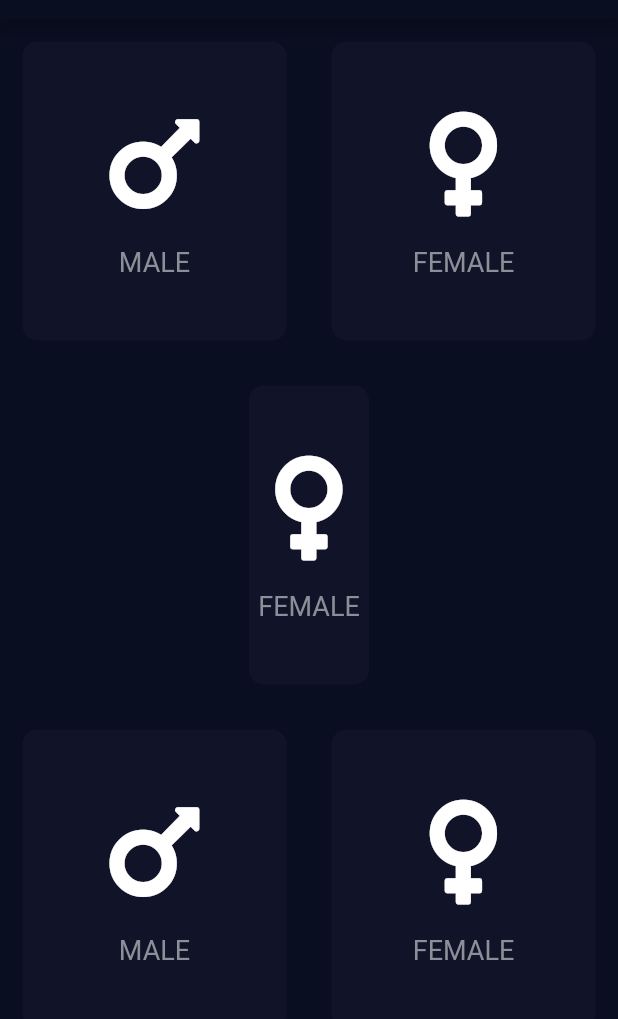
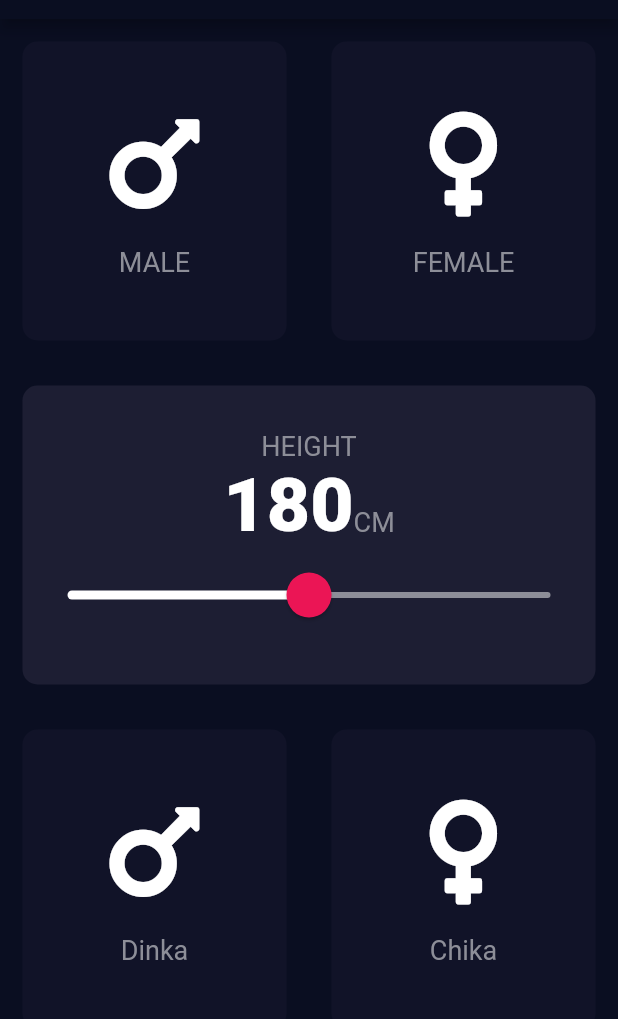
Before and after one commit to ToushikBanik123/my_bmi_calculator, a Flutter app: the screen it shows after launch, on a phone screen of 412 x 824 dp, the part 65-1084 px from its top. Run offline on Flutter 3.47's test engine with Material 2 defaults, Android fonts, the phone set to English and light mode, and no system bars; our stand-ins replace font_awesome_flutter.

Commit message:
slider update

```diff
--- /dev/null
+++ b/lib/constants.dart
@@ -0,0 +1,23 @@
+import 'package:flutter/cupertino.dart';
+import 'package:flutter/material.dart';
+
+const kboxHeight = 15.0;
+const kiconHeight = 80.0;
+const kactivCardColour = Color(0xFF1D1E33);
+const kinactiveCardColour = Color(0xFF111328);
+const kappBarColor = Color(0xFF0A0E21);
+const kminSliderHight = 120.0;
+const kmaxSliderHight = 240.0;
+
+
+
+const ktextStyle =  TextStyle(
+  fontSize: 18.0,
+  color: Color(0xFF8D8E98),
+);
+
+
+const kNumberTextStyle = TextStyle(
+  fontSize: 50.0,
+  fontWeight: FontWeight.w900,
+);
--- a/lib/iconContent.dart
+++ b/lib/iconContent.dart
@@ -1,12 +1,5 @@
 import 'package:flutter/material.dart';
-
-const textStyle =  TextStyle(
-  fontSize: 18.0,
-  color: Color(0xFF8D8E98),
-);
-const boxHeight = 15.0;
-const iconHeight = 80.0;
-
+import 'constants.dart';
 
 
 class iconContent extends StatelessWidget {
@@ -20,12 +13,12 @@ class iconContent extends StatelessWidget {
         mainAxisAlignment: MainAxisAlignment.center,
         children: [
           Icon(myicon,
-              size: iconHeight),
+              size: kiconHeight),
           const SizedBox(
-            height: boxHeight,
+            height: kboxHeight,
           ),
           Text(lable,
-              style: textStyle
+              style: ktextStyle
           )
         ]
     );
--- a/lib/input_page.dart
+++ b/lib/input_page.dart
@@ -3,17 +3,16 @@ import 'package:flutter/material.dart';
 import 'mycards.dart';
 import 'iconContent.dart';
 import 'mybutton.dart';
+import 'constants.dart';
 
 
 
-const activCardColour = Color(0xFF1D1E33);
-const inactiveCardColour = Color(0xFF111328);
-const appBarColor = Color(0xFF0A0E21);
 enum Gender{
   male,
   female,
   nil,
 }
+
 
 class InputPage extends StatefulWidget {
   @override
@@ -23,15 +22,17 @@ class InputPage extends StatefulWidget {
 class _InputPageState extends State<InputPage> {
 
   Gender selectedGender = Gender.nil;
+  int hight = 180;
 
   @override
   Widget build(BuildContext context) {
     return Scaffold(
       appBar: AppBar(
-        backgroundColor: appBarColor,
+        backgroundColor: kappBarColor,
         title: const Center(child: Text('BMI CALCULATOR')),
       ),
       body: Column(
+        crossAxisAlignment: CrossAxisAlignment.stretch,
         children: [
           Expanded(child: Row(
             children: [
@@ -42,7 +43,7 @@ class _InputPageState extends State<InputPage> {
                   });
                 },
                 child: mycards(
-                    colour: (selectedGender == Gender.male ? activCardColour : inactiveCardColour),
+                    colour: (selectedGender == Gender.male ? kactivCardColour : kinactiveCardColour),
                     cardChild: iconContent(
                   FontAwesomeIcons.mars,
                   'MALE',
@@ -57,7 +58,7 @@ class _InputPageState extends State<InputPage> {
                 }
                 );},
                 child: mycards(
-                    colour: (selectedGender == Gender.female ? activCardColour : inactiveCardColour),
+                    colour: (selectedGender == Gender.female ? kactivCardColour : kinactiveCardColour),
                     cardChild: iconContent(
                   FontAwesomeIcons.venus,
                   'FEMALE',
@@ -67,19 +68,47 @@ class _InputPageState extends State<InputPage> {
               ),
             ],
           )),
-          Expanded(child: GestureDetector(
-            onTap: (){
-              setState(() {
-                selectedGender = Gender.female;
-              }
-              );},
-            child: mycards(
-                colour: (selectedGender == Gender.female ? activCardColour : inactiveCardColour),
-                cardChild: iconContent(
-                  FontAwesomeIcons.venus,
-                  'FEMALE',
-                )
-            ),
+          Expanded(child: mycards(
+              colour: kactivCardColour,
+              cardChild: Column(
+                mainAxisAlignment: MainAxisAlignment.center,
+                children:  [
+                  const Text('HEIGHT',
+                      style: ktextStyle),
+                  Row(
+                    mainAxisAlignment: MainAxisAlignment.center,
+                    crossAxisAlignment: CrossAxisAlignment.baseline,
+                    textBaseline: TextBaseline.alphabetic,
+                    children:  [
+                      Text(hight.toString(),
+                      style: kNumberTextStyle),
+                      const Text('CM',
+                      style: ktextStyle,),
+                    ],
+                  ),
+                  SliderTheme(
+                    data: SliderTheme.of(context).copyWith(
+                      inactiveTrackColor: const Color(0xFF8D8E98),
+                      activeTrackColor: Colors.white,
+                      thumbColor: const Color(0xFFEB1555),
+                      overlayColor: const Color(0x29EB1555),
+                      thumbShape: const RoundSliderThumbShape(enabledThumbRadius: 15.0),
+                      overlayShape: const RoundSliderOverlayShape(overlayRadius: 30.0),
+                    ),
+                    child: Slider(value: hight.toDouble(),
+                      onChanged: (double newValue){
+                        setState(() {
+                          hight = newValue.round();
+                        });
+                      },
+                      min: kminSliderHight,
+                      max: kmaxSliderHight,
+
+                    ),
+                  ),
+
+                ],
+              )
           ),
           ),
           Expanded(child: Row(
@@ -91,10 +120,10 @@ class _InputPageState extends State<InputPage> {
                   });
                 },
                 child: mycards(
-                    colour: (selectedGender == Gender.male ? activCardColour : inactiveCardColour),
+                    colour: (selectedGender == Gender.male ? kactivCardColour : kinactiveCardColour),
                     cardChild: iconContent(
                       FontAwesomeIcons.mars,
-                      'MALE',
+                      'Dinka',
                     )
                 ),
               ),
@@ -106,10 +135,10 @@ class _InputPageState extends State<InputPage> {
                   }
                   );},
                 child: mycards(
-                    colour: (selectedGender == Gender.female ? activCardColour : inactiveCardColour),
+                    colour: (selectedGender == Gender.female ? kactivCardColour : kinactiveCardColour),
                     cardChild: iconContent(
                       FontAwesomeIcons.venus,
-                      'FEMALE',
+                      'Chika',
                     )
                 ),
               ),
--- a/lib/mycards.dart
+++ b/lib/mycards.dart
@@ -2,17 +2,19 @@ import 'package:flutter/material.dart';
 
 class mycards extends StatelessWidget {
 
-  const mycards({required this.colour, required this.cardChild});
+  mycards({required this.colour, required this.cardChild});
   final Color colour;
   final Widget cardChild;
   @override
   Widget build(BuildContext context) {
-    return Container(
-      child: cardChild,
-      margin: const EdgeInsets.all(15.0),
-      decoration: BoxDecoration(
-        borderRadius: BorderRadius.circular(10),
-        color: colour,
+    return GestureDetector(
+      child: Container(
+        child: cardChild,
+        margin: const EdgeInsets.all(15.0),
+        decoration: BoxDecoration(
+          borderRadius: BorderRadius.circular(10),
+          color: colour,
+        ),
       ),
     );
   }
```
